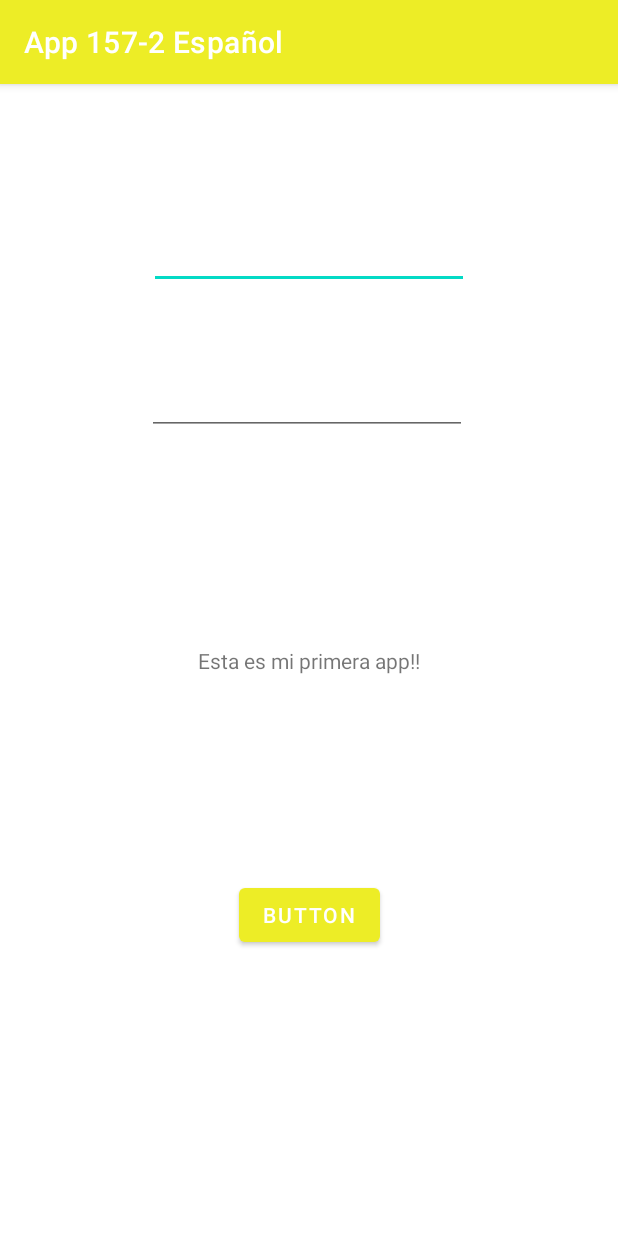
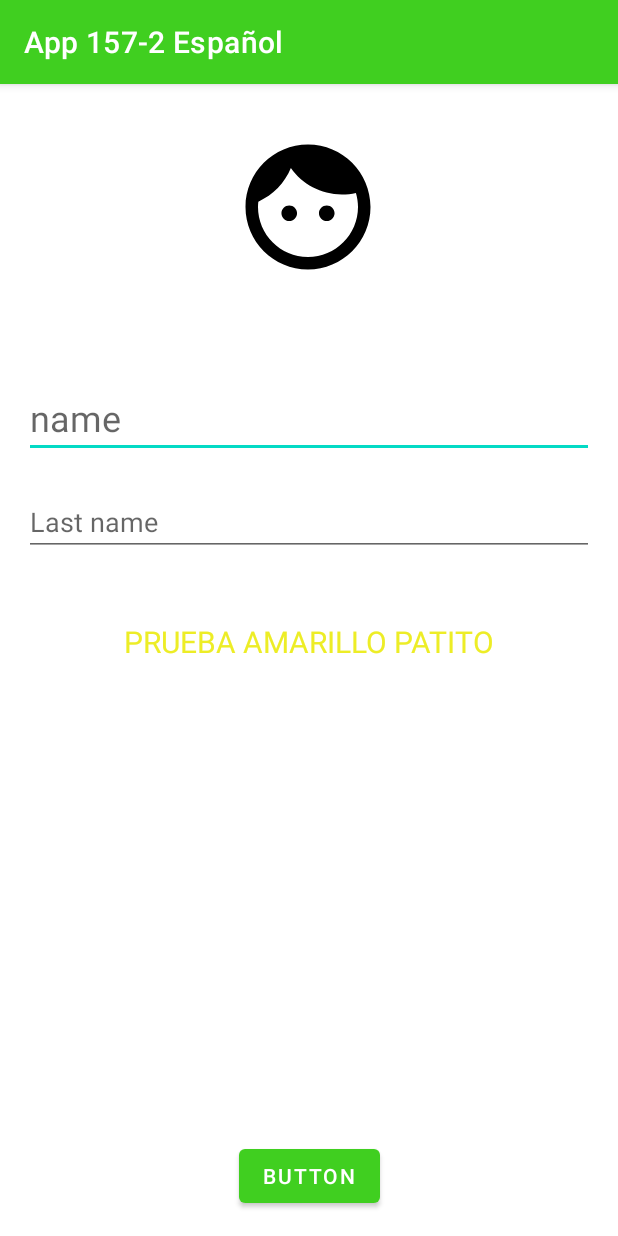
Before and after one commit to Himuravidal/Ejemplo_Clase2_157-2, an Android app: the screen it shows after launch (MainActivity), on a phone screen of 412 x 824 dp. Run offline under Robolectric (Android 15) with nearby library versions, the phone set to English and light mode, and no system bars.

```diff
--- a/app/src/main/AndroidManifest.xml
+++ b/app/src/main/AndroidManifest.xml
@@ -2,7 +2,7 @@
 <manifest xmlns:android="http://schemas.android.com/apk/res/android"
     package="com.example.miprimeraapp157_2">
 
-    <uses-permission android:name="android.permission.INTERNET"/>
+    <uses-permission android:name="android.permission.INTERNET" />
 
     <application
         android:allowBackup="true"
@@ -10,7 +10,8 @@
         android:label="@string/app_name"
         android:roundIcon="@mipmap/ic_launcher_round"
         android:supportsRtl="true"
-        android:theme="@style/AmarilloPatito">
+        android:theme="@style/Theme.ejercicio">
+        <activity android:name=".SecondActivity"></activity>
         <activity android:name=".MainActivity">
             <intent-filter>
                 <action android:name="android.intent.action.MAIN" />
--- a/app/src/main/java/com/example/miprimeraapp157_2/MainActivity.java
+++ b/app/src/main/java/com/example/miprimeraapp157_2/MainActivity.java
@@ -1,41 +1,78 @@
 package com.example.miprimeraapp157_2;
 
-import androidx.appcompat.app.AppCompatActivity;
-
+import android.content.Intent;
 import android.os.Bundle;
+import android.util.Log;
 import android.view.View;
 import android.widget.Button;
-import android.widget.EditText;
-import android.widget.TextView;
+import android.widget.Toast;
+
+import androidx.appcompat.app.AppCompatActivity;
 
 public class MainActivity extends AppCompatActivity {
 
     @Override
     protected void onCreate(Bundle savedInstanceState) {
         super.onCreate(savedInstanceState);
-        setContentView(R.layout.activity_main);
+        setContentView(R.layout.layout_prueba);
+        Log.d("MainActivity", "onCreate");
 
-        EditText editText1 = findViewById(R.id.editTextNumber);
-        EditText editText2 = findViewById(R.id.editTextNumber2);
-        TextView mTextView = findViewById(R.id.textView);
-        Button button = findViewById(R.id.button);
+        // ejemplo de Toast
+        Toast.makeText(this, "Bienvenido", Toast.LENGTH_LONG).show();
+
+        Button button = findViewById(R.id.buttonPass);
+
+        button.setOnClickListener(new View.OnClickListener() {
+            @Override
+            public void onClick(View v) {
+                makeIntent();
+            }
+        });
+
+    }
+
+    // Intent explicito
+    private void makeIntent(){
+        Intent mIntent = new Intent(MainActivity.this, SecondActivity.class);
+        startActivity(mIntent);
+    }
 
 
 
-        // el codigo fue autogenerado
-        button.setOnClickListener(new View.OnClickListener() {
-            @Override
-            public void onClick(View v) {
-
-                String num1 = editText1.getText().toString();
-                String num2 = editText2.getText().toString();
-                int result = Integer.parseInt(num1)+ Integer.parseInt(num2) ;
-                mTextView.setText("El resultado es:  " + result);
-
-            }
-        });
-
-
+    @Override
+    protected void onStart() {
+        super.onStart();
+        Log.d("MainActivity", "onStart");
     }
 
+    @Override
+    protected void onResume() {
+        super.onResume();
+        Log.d("MainActivity", "onResume");
+    }
+
+    @Override
+    protected void onPause() {
+        super.onPause();
+        Log.d("MainActivity", "onPause");
+    }
+
+    @Override
+    protected void onStop() {
+        super.onStop();
+        Log.d("MainActivity", "onStop");
+    }
+
+    @Override
+    protected void onRestart() {
+        super.onRestart();
+        Log.d("MainActivity", "onRestart");
+    }
+
+    @Override
+    protected void onDestroy() {
+        super.onDestroy();
+        Log.d("MainActivity", "onDestroy");
+        Toast.makeText(this, "Chao", Toast.LENGTH_LONG).show();
+    }
 }
--- /dev/null
+++ b/app/src/main/res/drawable/ic_face_black_24dp.xml
@@ -0,0 +1,9 @@
+<vector xmlns:android="http://schemas.android.com/apk/res/android"
+    android:width="24dp"
+    android:height="24dp"
+    android:viewportWidth="24"
+    android:viewportHeight="24">
+  <path
+      android:pathData="M9,11.75c-0.69,0 -1.25,0.56 -1.25,1.25s0.56,1.25 1.25,1.25 1.25,-0.56 1.25,-1.25 -0.56,-1.25 -1.25,-1.25zM15,11.75c-0.69,0 -1.25,0.56 -1.25,1.25s0.56,1.25 1.25,1.25 1.25,-0.56 1.25,-1.25 -0.56,-1.25 -1.25,-1.25zM12,2C6.48,2 2,6.48 2,12s4.48,10 10,10 10,-4.48 10,-10S17.52,2 12,2zM12,20c-4.41,0 -8,-3.59 -8,-8 0,-0.29 0.02,-0.58 0.05,-0.86 2.36,-1.05 4.23,-2.98 5.21,-5.37C11.07,8.33 14.05,10 17.42,10c0.78,0 1.53,-0.09 2.25,-0.26 0.21,0.71 0.33,1.47 0.33,2.26 0,4.41 -3.59,8 -8,8z"
+      android:fillColor="#000000"/>
+</vector>
--- a/app/src/main/res/layout/activity_main.xml
+++ b/app/src/main/res/layout-land/activity_main.xml
@@ -13,17 +13,20 @@
         android:text="@string/saludo"
         app:layout_constraintBottom_toBottomOf="parent"
         app:layout_constraintEnd_toEndOf="parent"
+        app:layout_constraintHorizontal_bias="0.848"
         app:layout_constraintStart_toStartOf="parent"
-        app:layout_constraintTop_toTopOf="parent" />
+        app:layout_constraintTop_toTopOf="parent"
+        app:layout_constraintVertical_bias="0.433" />
 
     <EditText
         android:id="@+id/editTextNumber"
         android:layout_width="wrap_content"
         android:layout_height="wrap_content"
-        android:layout_marginTop="91dp"
+        android:layout_marginTop="92dp"
         android:ems="10"
         android:inputType="number"
         app:layout_constraintEnd_toEndOf="parent"
+        app:layout_constraintHorizontal_bias="0.209"
         app:layout_constraintStart_toStartOf="parent"
         app:layout_constraintTop_toTopOf="parent" />
 
@@ -31,7 +34,7 @@
         android:id="@+id/editTextNumber2"
         android:layout_width="wrap_content"
         android:layout_height="wrap_content"
-        android:layout_marginTop="52dp"
+        android:layout_marginTop="72dp"
         android:layout_marginEnd="1dp"
         android:ems="10"
         android:inputType="number"
@@ -42,10 +45,13 @@
         android:id="@+id/button"
         android:layout_width="wrap_content"
         android:layout_height="wrap_content"
-        android:layout_marginBottom="190dp"
-        android:text="Button"
+        android:layout_marginBottom="52dp"
+        android:text="Continuar"
         app:layout_constraintBottom_toBottomOf="parent"
         app:layout_constraintEnd_toEndOf="parent"
-        app:layout_constraintStart_toStartOf="parent" />
+        app:layout_constraintHorizontal_bias="0.819"
+        app:layout_constraintStart_toStartOf="parent"
+        app:layout_constraintTop_toBottomOf="@+id/textView"
+        app:layout_constraintVertical_bias="0.532" />
 
 </androidx.constraintlayout.widget.ConstraintLayout>
--- /dev/null
+++ b/app/src/main/res/layout/layout_prueba.xml
@@ -0,0 +1,75 @@
+<?xml version="1.0" encoding="utf-8"?>
+<androidx.constraintlayout.widget.ConstraintLayout xmlns:android="http://schemas.android.com/apk/res/android"
+    xmlns:app="http://schemas.android.com/apk/res-auto"
+    xmlns:tools="http://schemas.android.com/tools"
+    android:id="@+id/viewLayout"
+    android:layout_width="match_parent"
+    android:layout_height="match_parent">
+
+
+    <ImageView
+        android:id="@+id/imageView"
+        android:layout_width="100dp"
+        android:layout_height="100dp"
+        android:layout_marginTop="32dp"
+        app:layout_constraintEnd_toEndOf="parent"
+        app:layout_constraintHorizontal_bias="0.498"
+        app:layout_constraintStart_toStartOf="parent"
+        app:layout_constraintTop_toTopOf="parent"
+        app:srcCompat="@drawable/ic_face_black_24dp" />
+
+    <EditText
+        android:id="@+id/editTextTextEmailAddress"
+
+        style="@style/editTextCustom"
+
+        android:layout_width="0dp"
+        android:layout_height="wrap_content"
+        android:layout_marginStart="16dp"
+        android:layout_marginTop="64dp"
+        android:layout_marginEnd="16dp"
+        android:ems="10"
+        android:hint="name"
+        android:inputType="textEmailAddress"
+        app:layout_constraintEnd_toEndOf="parent"
+        app:layout_constraintStart_toStartOf="parent"
+        app:layout_constraintTop_toBottomOf="@+id/imageView" />
+
+    <EditText
+        android:id="@+id/editTextTextPassword"
+        android:layout_width="0dp"
+        android:layout_height="wrap_content"
+        android:layout_marginStart="16dp"
+        android:layout_marginTop="20dp"
+        android:layout_marginEnd="16dp"
+        android:ems="10"
+        android:hint="Last name"
+        android:inputType="textPassword"
+        app:layout_constraintEnd_toEndOf="parent"
+        app:layout_constraintStart_toStartOf="parent"
+        app:layout_constraintTop_toBottomOf="@+id/editTextTextEmailAddress" />
+
+    <TextView
+        android:id="@+id/textView2"
+        style="@style/YellowText"
+        android:layout_width="wrap_content"
+        android:layout_height="wrap_content"
+        android:layout_marginBottom="340dp"
+        android:text="PRUEBA AMARILLO PATITO"
+        app:layout_constraintBottom_toBottomOf="parent"
+        app:layout_constraintEnd_toEndOf="parent"
+        app:layout_constraintStart_toStartOf="parent"
+        app:layout_constraintTop_toBottomOf="@+id/editTextTextPassword" />
+
+    <Button
+        android:id="@+id/buttonPass"
+        android:layout_width="wrap_content"
+        android:layout_height="wrap_content"
+        android:layout_marginStart="16dp"
+        android:layout_marginEnd="16dp"
+        android:layout_marginBottom="16dp"
+        android:text="Button"
+        app:layout_constraintBottom_toBottomOf="parent"
+        app:layout_constraintEnd_toEndOf="parent"
+        app:layout_constraintStart_toStartOf="parent" />
+</androidx.constraintlayout.widget.ConstraintLayout>
--- a/app/src/main/res/values/colors.xml
+++ b/app/src/main/res/values/colors.xml
@@ -8,4 +8,8 @@
     <color name="black">#FF000000</color>
     <color name="white">#FFFFFFFF</color>
     <color name="amarillo_patito">#EDED26</color>
+    <color name="rojo_pasion">#F11F1F</color>
+    <color name="verde_fondo">#40CF20</color>
+
+
 </resources>
--- /dev/null
+++ b/app/src/main/res/values/styles.xml
@@ -0,0 +1,19 @@
+<?xml version="1.0" encoding="utf-8"?>
+<resources>
+
+    <style name="YellowText" parent="TextAppearance.AppCompat">
+        <item name="android:textColor">@color/amarillo_patito</item>
+        <item name="android:textSize">20sp</item>
+    </style>
+
+    <style name="purpleText" parent="TextAppearance.AppCompat">
+        <item name="android:layout_margin">8dp</item>
+    </style>
+
+    <style name="editTextCustom" parent="TextAppearance.AppCompat">
+        <item name="android:textSize">24sp</item>
+        <item name="android:textColor">@color/purple_200</item>
+    </style>
+
+
+</resources>
--- a/app/src/main/res/values/themes.xml
+++ b/app/src/main/res/values/themes.xml
@@ -2,7 +2,7 @@
     <!-- Base application theme. -->
     <style name="Theme.MiPrimeraApp1572" parent="Theme.MaterialComponents.DayNight.DarkActionBar">
         <!-- Primary brand color. -->
-        <item name="colorPrimary">@color/purple_500</item>
+        <item name="colorPrimary">@color/rojo_pasion</item>
         <item name="colorPrimaryVariant">@color/purple_700</item>
         <item name="colorOnPrimary">@color/white</item>
         <!-- Secondary brand color. -->
@@ -12,6 +12,21 @@
         <!-- Status bar color. -->
         <item name="android:statusBarColor" tools:targetApi="l">?attr/colorPrimaryVariant</item>
         <!-- Customize your theme here. -->
+    </style>
+
+    <style name="Theme.ejercicio" parent="Theme.MaterialComponents.DayNight.DarkActionBar">
+        <!-- Primary brand color. -->
+        <item name="colorPrimary">@color/verde_fondo</item>
+        <item name="colorPrimaryVariant">@color/purple_700</item>
+        <item name="colorOnPrimary">@color/white</item>
+        <!-- Secondary brand color. -->
+        <item name="colorSecondary">@color/teal_200</item>
+        <item name="colorSecondaryVariant">@color/teal_700</item>
+        <item name="colorOnSecondary">@color/black</item>
+        <!-- Status bar color. -->
+        <item name="android:statusBarColor" tools:targetApi="l">?attr/colorPrimaryVariant</item>
+        <!-- Customize your theme here. -->
+
     </style>
 
     <style name="AmarilloPatito" parent="Theme.MaterialComponents.DayNight.DarkActionBar">
```
Also changed, not shown: app/src/main/java/com/example/miprimeraapp157_2/SecondActivity.java (added, +57 -0 lines), app/src/main/res/layout/activity_main_alternative.xml (added, +9 -0 lines), app/src/main/res/layout/activity_second.xml (added, +9 -0 lines).
